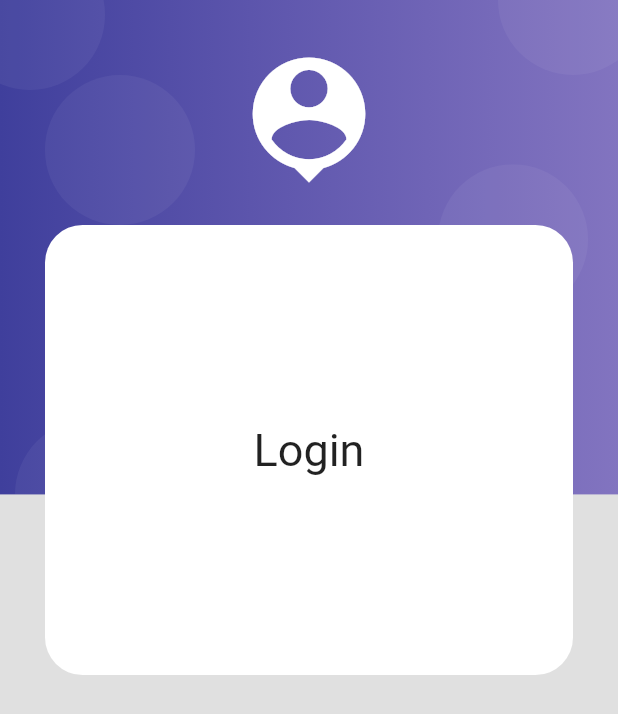
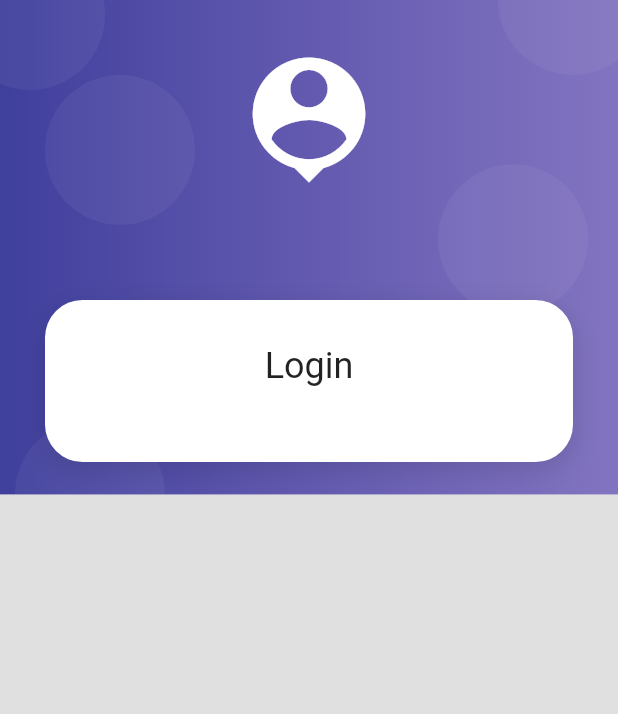
Before and after one commit to FSALVA157/fl_productos, a Flutter app: the screen it shows after launch, on a phone screen of 412 x 824 dp. Shown: the top 714 px of the screen. Run offline on Flutter 3.47's test engine with Material 2 defaults, Android fonts, the phone set to English and light mode, and no system bars.

```diff
--- a/lib/screens/login_screen.dart
+++ b/lib/screens/login_screen.dart
@@ -1,3 +1,4 @@
+import 'package:fl_productos/themes/global_theme.dart';
 import 'package:fl_productos/widgets/widget.dart';
 import 'package:fl_productos/widgets/login_background.dart';
 import 'package:flutter/material.dart';
@@ -13,8 +14,16 @@ class LoginScreen extends StatelessWidget {
         child: SingleChildScrollView(
                 child: Column(
                           children: [
-                            SizedBox(height: 150),
-                            CardContainer()
+                            SizedBox(height: 200),
+                            CardContainer(
+                              child: Column(
+                                children: [
+                                  SizedBox(height: 10,),
+                                  Text('Login', style: Theme.of(context).textTheme.headline5,),
+                                  SizedBox(height: 30,)
+                                ],
+                              ),
+                            )
                           ],
                       ),
         ),
--- a/lib/widgets/card_container.dart
+++ b/lib/widgets/card_container.dart
@@ -2,8 +2,9 @@
 import 'package:flutter/material.dart';
 
 class CardContainer extends StatelessWidget {
+  final Widget child;
 
-  const CardContainer({Key? key}) : super(key: key);
+  const CardContainer({Key? key, required this.child}) : super(key: key);
 
   @override
   Widget build(BuildContext context) {
@@ -11,16 +12,22 @@ class CardContainer extends StatelessWidget {
       padding: const EdgeInsets.symmetric(horizontal: 30),
       child: Container(
           width: double.infinity,
-          height: 300,
-
-          decoration: _DecorationCard(),
-          child: Center(child: Text('Login', style: TextStyle(fontSize: 30),)),
+          padding: const EdgeInsets.all(20),
+          decoration: _decorationCard(),
+          child: this.child,
       ),
     );
   }
 
-  BoxDecoration _DecorationCard() => BoxDecoration(
+  BoxDecoration _decorationCard() =>  BoxDecoration(
     borderRadius: BorderRadius.circular(25),
     color: Colors.white,
+    boxShadow: const [
+      BoxShadow(
+        color: Colors.black12,
+        blurRadius: 15,
+        offset: Offset(0, 5)
+      )
+    ]
   );
 }
```
